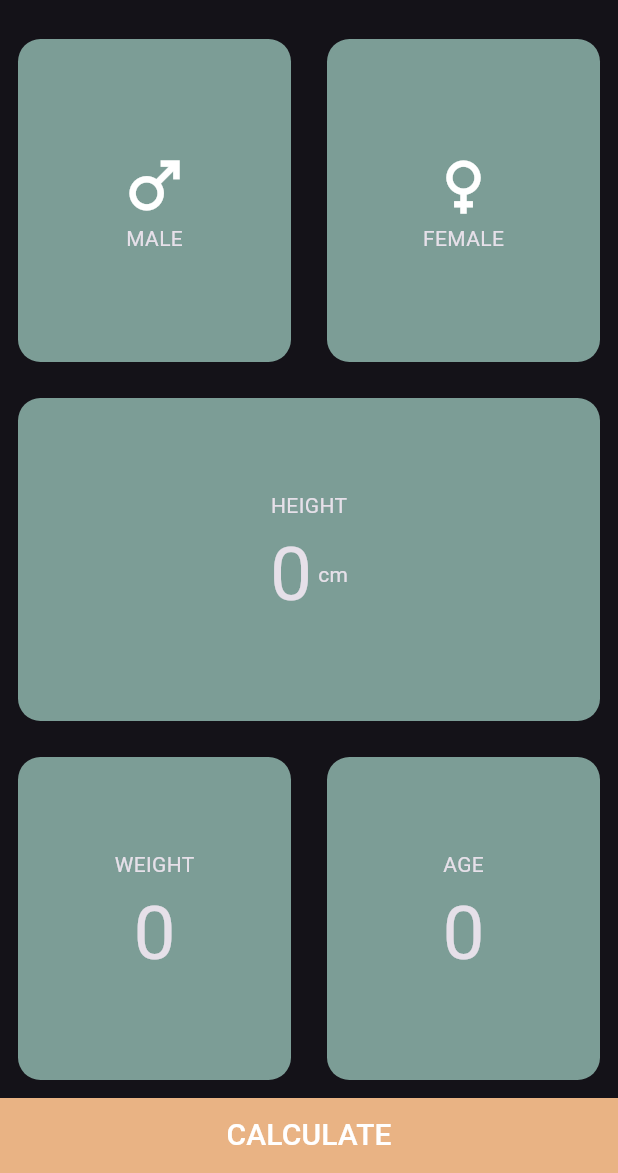
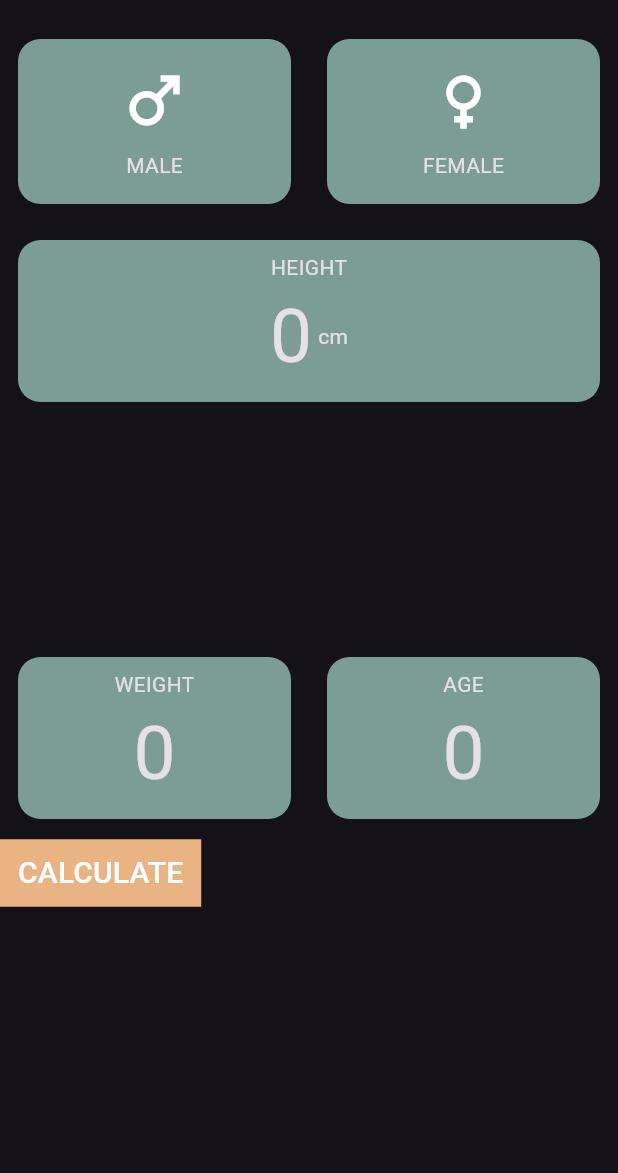
Before and after one commit to Arrocito82/bmi_calculator, a Flutter app: the screen it shows after launch, on a phone screen of 412 x 824 dp, the part 63-1236 px from its top. Run offline on Flutter 3.47's test engine with Material 2 defaults, Android fonts, the phone set to English and light mode, and no system bars.

Commit message:
Layout on portrait and landscape fixed

```diff
--- a/lib/IconContent.dart
+++ b/lib/IconContent.dart
@@ -11,11 +11,17 @@ class IconContent extends StatelessWidget {
     return Column(
       mainAxisAlignment: MainAxisAlignment.center,
       children: [
-        Icon(
-          icon,
-          size: 50.0,
+        Padding(
+          padding: const EdgeInsets.all(8.0),
+          child: Icon(
+            icon,
+            size: 50.0,
+          ),
         ),
-        Text(text),
+        Padding(
+          padding: const EdgeInsets.only(bottom: 8.0),
+          child: Text(text),
+        ),
       ],
     );
   }
--- a/lib/InputPage.dart
+++ b/lib/InputPage.dart
@@ -13,16 +13,22 @@ class _InputPageState extends State<InputPage> {
   int _weight = 0;
   int _height = 0;
   int _age = 0;
+  int _gender = 0;
   @override
   Widget build(BuildContext context) {
     return Scaffold(
       appBar: AppBar(
         title: Text('BMI CALCULATOR'),
       ),
-      body: Column(
+      body: OrientationBuilder(
+        builder: (context, orientation) {
+          return GridView.count(
+            crossAxisCount: orientation == Orientation.portrait ? 1 : 2,
             children: [
-          Expanded(
-            child: Row(
+              Wrap(
+                direction: Axis.horizontal,
+                children: [
+                  Row(
                     children: [
                       Expanded(
                         child: MyCard(
@@ -40,15 +46,11 @@ class _InputPageState extends State<InputPage> {
                             icon: Icons.female,
                             text: "FEMALE",
                           ),
-                )),
+                        ),
+                      ),
                     ],
                   ),
-          ),
-          Expanded(
-            child: Row(
-              children: [
-                Expanded(
-                    child: MyCard(
+                  MyCard(
                     primaryColor: primaryColor,
                     child: Column(
                       mainAxisAlignment: MainAxisAlignment.center,
@@ -68,10 +70,12 @@ class _InputPageState extends State<InputPage> {
                         ),
                       ],
                     ),
-                )),
+                  ),
                 ],
               ),
-          ),
+              Wrap(
+                direction: Axis.horizontal,
+                children: [
                   Expanded(
                     child: Row(
                       children: [
@@ -88,7 +92,8 @@ class _InputPageState extends State<InputPage> {
                                 ),
                               ],
                             ),
-                )),
+                          ),
+                        ),
                         Expanded(
                           child: MyCard(
                             primaryColor: primaryColor,
@@ -102,15 +107,16 @@ class _InputPageState extends State<InputPage> {
                                 ),
                               ],
                             ),
-                )),
+                          ),
+                        ),
                       ],
                     ),
                   ),
                   TextButton(
                     onPressed: () {},
                     style: ButtonStyle(
-              backgroundColor: MaterialStateColor.resolveWith((states) =>
-                  (states == MaterialState.pressed ||
+                      backgroundColor: MaterialStateColor.resolveWith(
+                          (states) => (states == MaterialState.pressed ||
                                   states == MaterialState.focused ||
                                   states == MaterialState.selected)
                               ? Color.fromRGBO(255, 139, 68, 1.0)
@@ -121,12 +127,12 @@ class _InputPageState extends State<InputPage> {
                           // side: BorderSide(width: double.infinity)
                         ),
                       ),
-              minimumSize: MaterialStateProperty.resolveWith(
-                (states) => Size(
-                  double.infinity,
-                  50.0,
-                ),
-              ),
+                      // minimumSize: MaterialStateProperty.resolveWith(
+                      //   (states) => Size(
+                      //     double.infinity,
+                      //     50.0,
+                      //   ),
+                      // ),
                     ),
                     child: Text(
                       "CALCULATE",
@@ -135,8 +141,12 @@ class _InputPageState extends State<InputPage> {
                         fontSize: 20.0,
                       ),
                     ),
+                  ),
+                ],
               )
             ],
+          );
+        },
       ),
     );
   }
--- a/lib/MyCard.dart
+++ b/lib/MyCard.dart
@@ -12,7 +12,10 @@ class MyCard extends StatelessWidget {
       decoration: BoxDecoration(
           color: primaryColor,
           borderRadius: BorderRadius.all(Radius.circular(15))),
-      child: child,
+      child: Padding(
+        padding: const EdgeInsets.all(8.0),
+        child: child,
+      ),
     );
   }
 }
```
Lines whose indentation alone changed are shown as unchanged.
